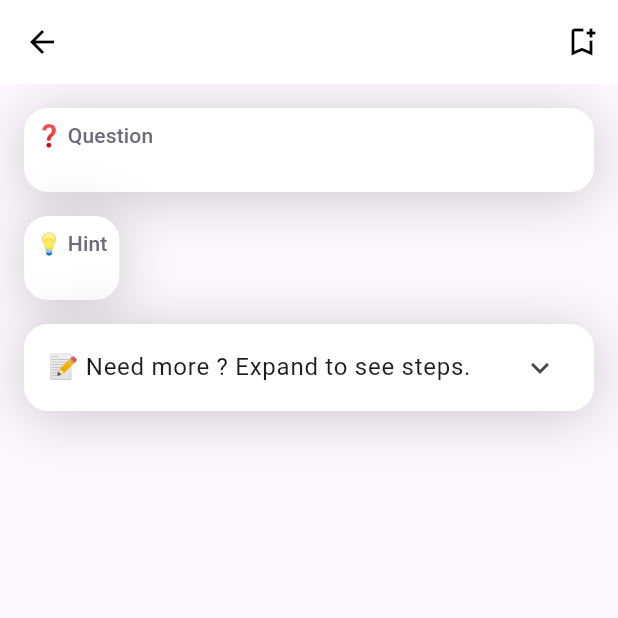
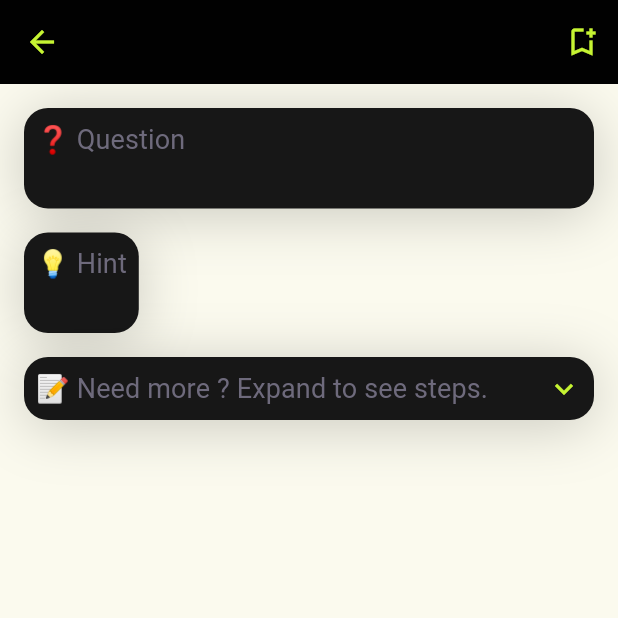
Before and after one commit to Iamkosgei/Code-Assist, a Flutter app: the ResultsPage screen opened directly with empty values, on a phone screen of 412 x 824 dp, the top half of it. Run offline on Flutter 3.47's test engine with Material 3 defaults, Android fonts, the phone set to English and light mode, and no system bars; our stand-ins replace confetti, dartz, dio, floor, flutter_bloc, flutter_svg and 7 more; accounts and stored records are empty; generated files the repository leaves out were written again.

```diff
--- a/lib/core/routing/routes.dart
+++ b/lib/core/routing/routes.dart
@@ -1,3 +1,3 @@
-const promptPage = '/';
-
+const welcomePage = '/welcome-page';
+const promptPage = '/prompt-page';
 const resultsPage = '/results-page';
--- a/lib/core/theme/colors.dart
+++ b/lib/core/theme/colors.dart
@@ -1,5 +1,7 @@
 import 'package:flutter/material.dart';
 
-const primaryDarkColor = Color(0xFF1C1C1C);
+const primaryColor = Color(0xFFC6F432);
 
-const backgroundColor = Color(0xFF282828);
+const backgroundColor = Color(0xFF010101);
+
+const containerBG = Color(0xFF171717);
--- a/lib/core/theme/theme.dart
+++ b/lib/core/theme/theme.dart
@@ -1,10 +1,12 @@
+import 'package:code_assist/core/theme/colors.dart';
 import 'package:flutter/material.dart';
 import 'package:google_fonts/google_fonts.dart';
 
 final theme = ThemeData(
   snackBarTheme: const SnackBarThemeData(
-      backgroundColor: Colors.deepPurple, showCloseIcon: false),
-  textTheme: GoogleFonts.lexendDecaTextTheme(),
+    actionTextColor: Colors.white,
+  ),
+  textTheme: lightTextTheme,
   useMaterial3: true,
   inputDecorationTheme: InputDecorationTheme(
     filled: true,
@@ -36,14 +38,15 @@ final theme = ThemeData(
       backgroundColor: MaterialStateProperty.resolveWith<Color?>(
           (Set<MaterialState> states) {
         if (states.contains(MaterialState.disabled)) {
-          return Colors.deepPurple.withOpacity(.2);
+          return primaryColor.withOpacity(.8);
         }
-        return Colors.deepPurple;
+        return primaryColor;
       }),
       foregroundColor: MaterialStateProperty.all<Color>(Colors.white),
       textStyle: MaterialStateProperty.all<TextStyle>(
         const TextStyle(
           fontSize: 14,
+          color: Colors.black,
         ),
       ),
       enableFeedback: true,
@@ -60,18 +63,19 @@ final theme = ThemeData(
       ),
     ),
   ),
-  colorScheme: ColorScheme.fromSeed(seedColor: Colors.deepPurple).copyWith(
-    background: Colors.white,
+  colorScheme: ColorScheme.fromSeed(seedColor: primaryColor).copyWith(
+    background: backgroundColor,
   ),
   iconTheme: const IconThemeData(
-    color: Colors.white,
+    color: primaryColor,
   ),
   appBarTheme: AppBarTheme(
-    backgroundColor: Colors.white,
-    foregroundColor: Colors.black,
-    surfaceTintColor: Colors.white,
+    backgroundColor: backgroundColor,
+    foregroundColor: primaryColor,
+    surfaceTintColor: backgroundColor,
     titleTextStyle: lightTextTheme.titleMedium,
     centerTitle: false,
+    actionsIconTheme: const IconThemeData(color: primaryColor),
   ),
 );
 
@@ -79,16 +83,16 @@ final lightTextTheme = GoogleFonts.lexendDecaTextTheme().copyWith(
   bodyMedium: const TextStyle(
     fontSize: 14,
     fontWeight: FontWeight.w400,
-    color: Colors.black,
+    color: Colors.white,
   ),
   titleSmall: const TextStyle(
     fontSize: 18,
     fontWeight: FontWeight.w400,
-    color: Colors.black,
+    color: Colors.white,
   ),
   titleMedium: const TextStyle(
     fontSize: 22,
     fontWeight: FontWeight.w500,
-    color: Colors.black,
+    color: Colors.white,
   ),
 );
--- a/lib/features/prompt/presentation/results_page.dart
+++ b/lib/features/prompt/presentation/results_page.dart
@@ -24,7 +24,6 @@ class ResultsPage extends StatelessWidget {
                 state.isSaved ? "Solution saved" : "Solution deleted";
             final snackBar = SnackBar(
               content: Text(message),
-              showCloseIcon: true,
               behavior: SnackBarBehavior.floating,
             );
 
--- a/lib/features/prompt/presentation/widgets/hint.dart
+++ b/lib/features/prompt/presentation/widgets/hint.dart
@@ -1,3 +1,4 @@
+import 'package:code_assist/core/theme/colors.dart';
 import 'package:flutter/material.dart';
 
 class Hint extends StatelessWidget {
@@ -9,7 +10,7 @@ class Hint extends StatelessWidget {
     return Container(
         padding: const EdgeInsets.all(8),
         decoration: BoxDecoration(
-          color: Theme.of(context).colorScheme.background,
+          color: containerBG,
           borderRadius: const BorderRadius.all(
             Radius.circular(16),
           ),
@@ -35,6 +36,9 @@ class Hint extends StatelessWidget {
                     ),
                   ),
             ),
+            const SizedBox(
+              height: 4,
+            ),
             Text(
               hint,
               style: Theme.of(context).textTheme.bodyMedium,
--- a/lib/features/prompt/presentation/widgets/question.dart
+++ b/lib/features/prompt/presentation/widgets/question.dart
@@ -1,3 +1,4 @@
+import 'package:code_assist/core/theme/colors.dart';
 import 'package:flutter/material.dart';
 
 class Question extends StatelessWidget {
@@ -13,7 +14,7 @@ class Question extends StatelessWidget {
         width: double.infinity,
         padding: const EdgeInsets.all(8),
         decoration: BoxDecoration(
-          color: Theme.of(context).colorScheme.background,
+          color: containerBG,
           borderRadius: const BorderRadius.all(
             Radius.circular(16),
           ),
@@ -39,9 +40,18 @@ class Question extends StatelessWidget {
                     ),
                   ),
             ),
-            Text(
-              question,
-              style: Theme.of(context).textTheme.bodyMedium,
+            const SizedBox(
+              height: 4,
+            ),
+            Hero(
+              tag: question,
+              child: Material(
+                type: MaterialType.transparency,
+                child: Text(
+                  question,
+                  style: Theme.of(context).textTheme.bodyMedium,
+                ),
+              ),
             )
           ],
         ));
--- a/lib/features/prompt/presentation/widgets/steps.dart
+++ b/lib/features/prompt/presentation/widgets/steps.dart
@@ -1,5 +1,6 @@
 import 'dart:math';
 
+import 'package:code_assist/core/theme/colors.dart';
 import 'package:confetti/confetti.dart';
 import 'package:flutter/material.dart';
 
@@ -15,6 +16,8 @@ class _StepsState extends State<Steps> {
   final completedSteps = [];
 
   late ConfettiController _controllerBottomCenter;
+
+  bool expanded = false;
   @override
   void initState() {
     super.initState();
@@ -32,9 +35,9 @@ class _StepsState extends State<Steps> {
   @override
   Widget build(BuildContext context) {
     return Container(
-      // padding: const EdgeInsets.all(8),
+        padding: const EdgeInsets.all(8),
         decoration: BoxDecoration(
-        color: Theme.of(context).colorScheme.background,
+          color: containerBG,
           borderRadius: const BorderRadius.all(
             Radius.circular(16),
           ),
@@ -49,12 +52,37 @@ class _StepsState extends State<Steps> {
             ),
           ],
         ),
-      child: ExpansionTile(
-        shape: Border.all(color: Colors.transparent),
-        title: const Text(
+        child: Column(
+          children: [
+            InkWell(
+              onTap: () {
+                setState(() {
+                  expanded = !expanded;
+                });
+              },
+              child: Row(
+                children: [
+                  Expanded(
+                    child: Text(
                       "📝 Need more ? Expand to see steps.",
+                      style: Theme.of(context).textTheme.titleSmall?.copyWith(
+                            color: const Color(
+                              0xFF6E6A7C,
                             ),
-        children: [
+                          ),
+                    ),
+                  ),
+                  Icon(
+                    expanded ? Icons.expand_less : Icons.expand_more,
+                  )
+                ],
+              ),
+            ),
+            if (expanded)
+              const SizedBox(
+                height: 4,
+              ),
+            if (expanded)
               Stack(
                 children: [
                   Container(
@@ -131,18 +159,17 @@ class _StepsState extends State<Steps> {
                         Colors.orange,
                         Colors.purple
                       ], // manually specify the colors to be used
-                  createParticlePath: drawStar, // define a custom shape/path.
+                      createParticlePath:
+                          drawStar, // define a custom shape/path.
                     ),
                   ),
                 ],
               )
           ],
-      ),
-    );
+        ));
   }
 
   Path drawStar(Size size) {
-    // Method to convert degree to radians
     double degToRad(double deg) => deg * (pi / 180.0);
 
     const numberOfPoints = 5;
```
Also changed, not shown: lib/core/routing/router.dart (+9 -18 lines), lib/features/intro/presentation/welcome_page.dart (added, +64 -0 lines), lib/features/prompt/data/repository/prompt_repository.dart (+9 -1 lines), lib/features/prompt/presentation/prompt_page.dart (+7 -2 lines), lib/features/prompt/presentation/widgets/cached_result_item.dart (+10 -8 lines), lib/features/prompt/presentation/widgets/prompt_page_view.dart (+13 -3 lines), pubspec.yaml (+23 -1 lines), assets/icon.jpg (added), assets/svgs/bg.svg (deleted), assets/svgs/bot.svg (added), assets/svgs/bot_bg.svg (added), pubspec.lock, 49 other files. Lines whose indentation alone changed are shown as unchanged.
